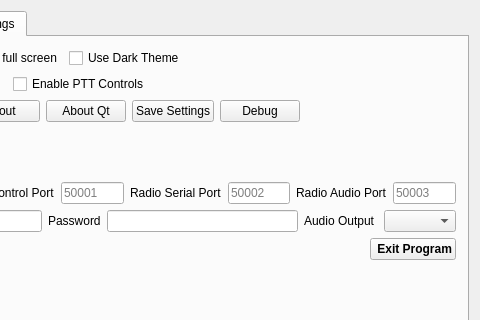
Before: the Qt Designer form wfmain.ui in adecarolis/wfweb, drawn with Qt 5; both pictures show x 236 to 716 and y 0 to 320 of the 716 by 582 pixel window.
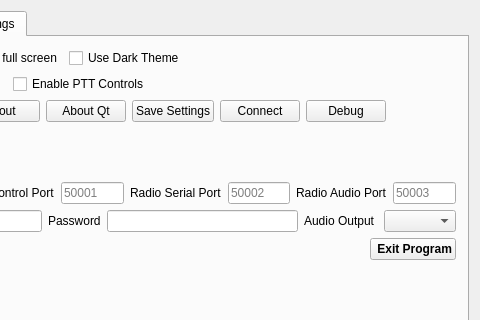
After: the same form once the commit is applied. The open tabs and pages were chosen to show the change. Custom widgets are drawn as their Qt base class.

Commit message:
Allow connect/disconnect
Not tested on serial connection!

Diff of the .ui file:
```diff
--- a/wfmain.ui
+++ b/wfmain.ui
@@ -1173,6 +1173,13 @@
             </property>
            </widget>
           </item>
+          <item>
+           <widget class="QPushButton" name="connectBtn">
+            <property name="text">
+             <string>Connect</string>
+            </property>
+           </widget>
+          </item>
           <item>
            <widget class="QPushButton" name="debugBtn">
             <property name="text">
```
Left out of the diff: 4 changed lines with no effect on the pictures. The commit also changes 6 other files.
